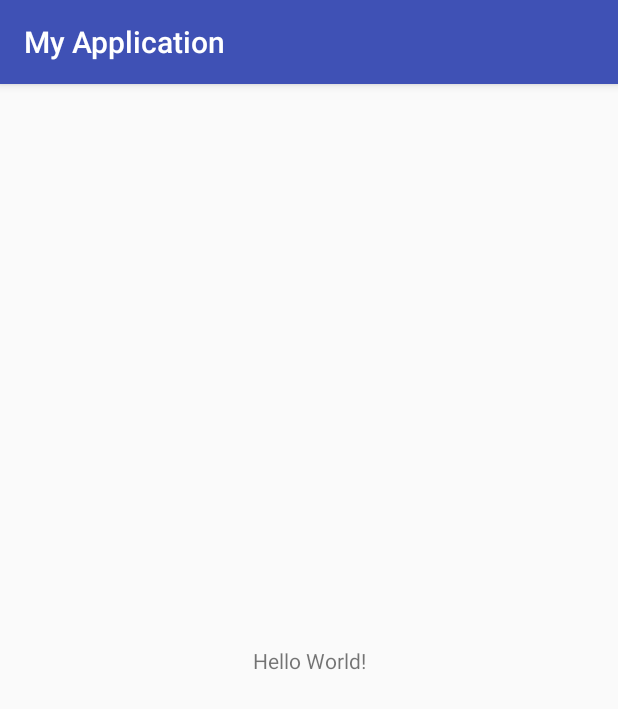
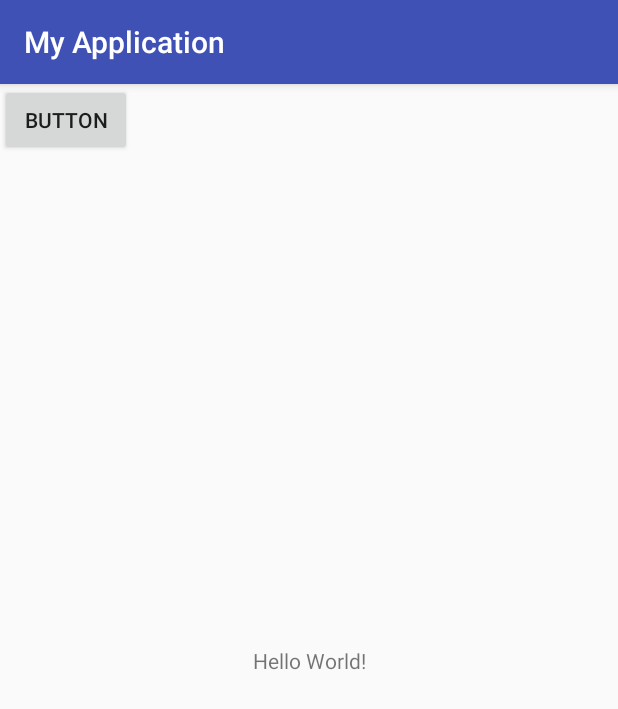
Before and after one commit to pajdal97/Sara, an Android app: the screen it shows after launch (MainActivity), on a phone screen of 412 x 824 dp. Shown: the top 709 px of the screen. Run offline under Robolectric (Android 15) with nearby library versions, the phone set to English and light mode, and no system bars; our stand-ins replace Volley; 1 statement that could not run was skipped.

```diff
--- a/Application/app/src/main/AndroidManifest.xml
+++ b/Application/app/src/main/AndroidManifest.xml
@@ -1,7 +1,7 @@
 <?xml version="1.0" encoding="utf-8"?>
 <manifest xmlns:android="http://schemas.android.com/apk/res/android"
     package="com.example.marti.myapplication">
-
+    <uses-permission android:name="android.permission.INTERNET"/>
     <application
         android:allowBackup="true"
         android:icon="@mipmap/ic_launcher"
--- a/Application/app/src/main/java/com/example/marti/myapplication/GETweather.java
+++ b/Application/app/src/main/java/com/example/marti/myapplication/GETweather.java
@@ -12,7 +12,11 @@ import com.android.volley.VolleyError;
 import com.android.volley.toolbox.StringRequest;
 import com.android.volley.toolbox.Volley;
 
+import java.util.HashMap;
+
 public class GETweather extends Service {
+    private static HashMap<String, String> data;
+
     public GETweather() {
     }
 
@@ -23,10 +27,12 @@ public class GETweather extends Service {
                 new Response.Listener<String>() {
                     @Override
                     public void onResponse(String response) {
-                        Toast.makeText(getApplicationContext(),response,Toast.LENGTH_LONG).show();
+                        data.put("data",response);
                     }
                 }, new Response.ErrorListener() {
             public void onErrorResponse(VolleyError error) {
+                Toast.makeText(getApplicationContext(),
+                        error.getMessage(),Toast.LENGTH_LONG).show();
             }
         });
         queue.add(stringRequest);
@@ -38,4 +44,7 @@ public class GETweather extends Service {
         // TODO: Return the communication channel to the service.
         throw new UnsupportedOperationException("Not yet implemented");
     }
+    static HashMap<String, String> getWeatherData(){
+        return data;
+    }
 }
--- a/Application/app/src/main/java/com/example/marti/myapplication/MainActivity.java
+++ b/Application/app/src/main/java/com/example/marti/myapplication/MainActivity.java
@@ -1,11 +1,19 @@
 package com.example.marti.myapplication;
 
 import android.content.Intent;
+import android.os.Bundle;
 import android.support.v7.app.AppCompatActivity;
-import android.os.Bundle;
+import android.view.View;
+import android.widget.Button;
+import android.widget.TextView;
+
+import java.util.HashMap;
 
 public class MainActivity extends AppCompatActivity {
     Intent getService;
+    TextView textView;
+    Button button;
+
     @Override
     protected void onCreate(Bundle savedInstanceState) {
         super.onCreate(savedInstanceState);
@@ -13,5 +21,11 @@ public class MainActivity extends AppCompatActivity {
         getService = new Intent(this, GETweather.class);
         startService(getService);
         stopService(getService);
+        final HashMap<String, String> data = GETweather.getWeatherData();
+        button.setOnClickListener(new View.OnClickListener() {
+            public void onClick(View v) {
+                textView.setText(data.get("data"));
+            }
+        });
     }
 }
--- a/Application/app/src/main/res/layout/activity_main.xml
+++ b/Application/app/src/main/res/layout/activity_main.xml
@@ -16,4 +16,12 @@
         app:layout_constraintRight_toRightOf="parent"
         app:layout_constraintTop_toTopOf="parent" />
 
+    <Button
+        android:id="@+id/button"
+        android:layout_width="wrap_content"
+        android:layout_height="wrap_content"
+        android:text="Button"
+        tools:layout_editor_absoluteX="30dp"
+        tools:layout_editor_absoluteY="83dp" />
+
 </android.support.constraint.ConstraintLayout>
```
